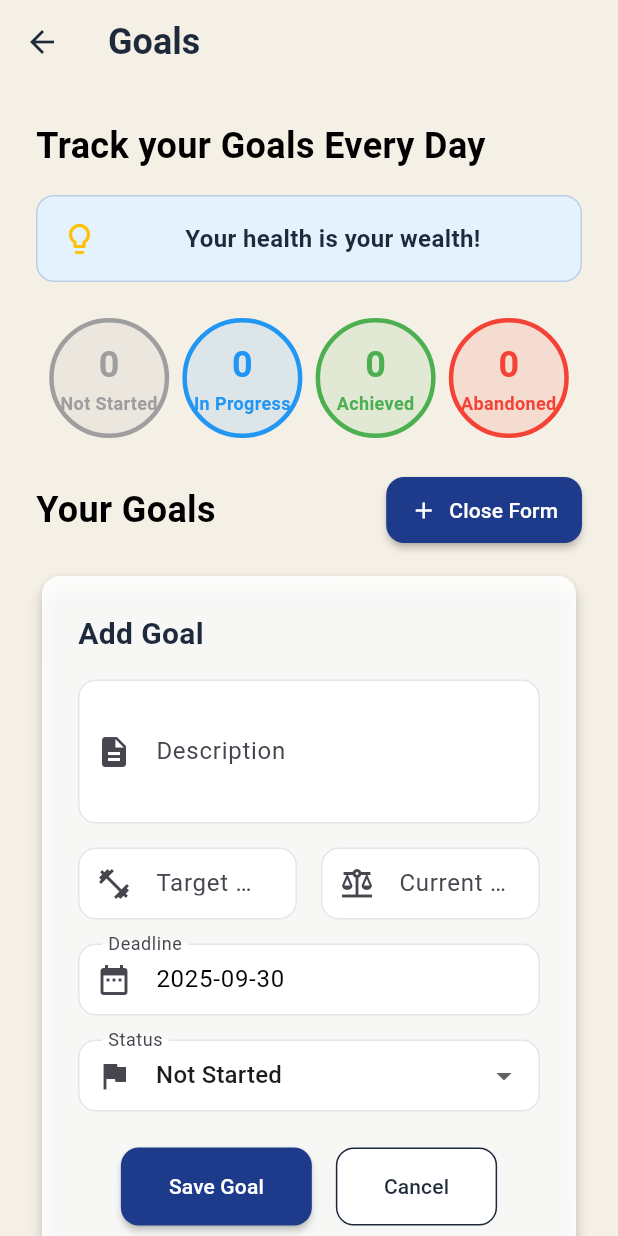
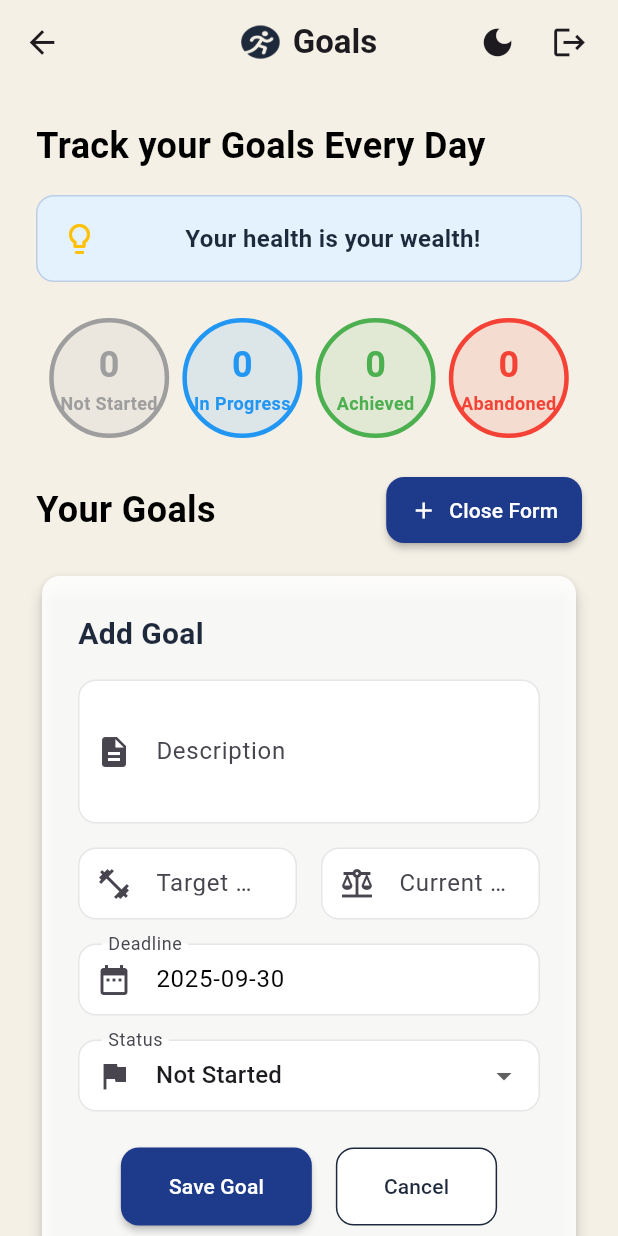
Before and after one commit to Ahmed-Amer01/fitness_tracker_flutter, a Flutter app: the GoalScreen screen opened by its route, after a tap on "Add Goal +", on a phone screen of 412 x 824 dp. Run offline on Flutter 3.47's test engine with Material 3 defaults, Android fonts, the light colour scheme and no system bars; our stand-ins replace animated_text_kit, fl_chart, fluttertoast, image_picker, shared_preferences; accounts and stored records are empty; network calls fail.

Commit message:
Add custom app Bar in goals and health metrics

```diff
--- a/lib/screens/goal_screen.dart
+++ b/lib/screens/goal_screen.dart
@@ -6,6 +6,7 @@ import 'package:animated_text_kit/animated_text_kit.dart';
 import '../models/goal_model.dart';
 import '../providers/goal_provider.dart';
 import '../theme/app_theme.dart';
+import '../widgets/custom_app_bar.dart';
 
 class GoalScreen extends StatefulWidget {
   const GoalScreen({super.key});
@@ -103,14 +104,10 @@ class _GoalScreenState extends State<GoalScreen> {
     return Consumer<GoalProvider>(
       builder: (context, provider, child) {
         return Scaffold(
-          appBar: AppBar(
-            title: const Text(
-              'Goals',
-              style: TextStyle(
-                fontSize: 24,
-                fontWeight: FontWeight.bold,
-              ),
-            ),
+          appBar: CustomAppBar(
+            title: 'Goals',
+            isDashboard: false,
+            showActions: true,
           ),
           body: provider.loading
               ? const Center(child: CircularProgressIndicator())
```
Also changed, not shown: lib/screens/health_metric_screen.dart (+6 -3 lines).
